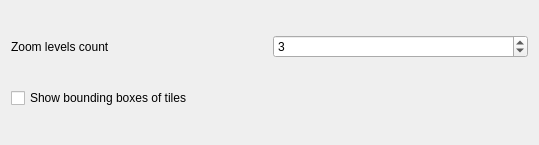
Above: src/ui/3d/qgsvectorlayer3dpropertieswidget.ui from carsmie/QGIS before the change. Below: the same form after it.
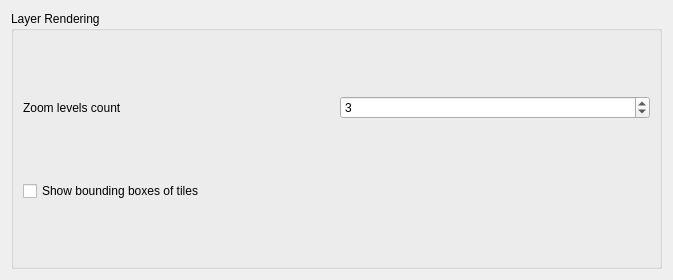
That is the form after the change. Custom widgets are drawn as their Qt base class.

Commit message: Put settings into collapsible group box as suggested by Mathieu

```diff
--- a/src/ui/3d/qgsvectorlayer3dpropertieswidget.ui
+++ b/src/ui/3d/qgsvectorlayer3dpropertieswidget.ui
@@ -6,13 +6,19 @@
    <rect>
     <x>0</x>
     <y>0</y>
-    <width>539</width>
-    <height>145</height>
+    <width>673</width>
+    <height>280</height>
    </rect>
   </property>
   <property name="windowTitle">
    <string>Form</string>
   </property>
+  <layout class="QVBoxLayout" name="verticalLayout_2">
+   <item>
+    <widget class="QgsCollapsibleGroupBox" name="groupLayerRendering">
+     <property name="title">
+      <string>Layer Rendering</string>
+     </property>
   <layout class="QVBoxLayout" name="verticalLayout">
    <item>
     <layout class="QHBoxLayout" name="horizontalLayout">
@@ -47,6 +53,17 @@
    </item>
   </layout>
  </widget>
+   </item>
+  </layout>
+ </widget>
+ <customwidgets>
+  <customwidget>
+   <class>QgsCollapsibleGroupBox</class>
+   <extends>QGroupBox</extends>
+   <header>qgscollapsiblegroupbox.h</header>
+   <container>1</container>
+  </customwidget>
+ </customwidgets>
  <resources/>
  <connections/>
 </ui>
```
Lines whose indentation alone changed are shown as unchanged. The commit also changes 1 other file.
